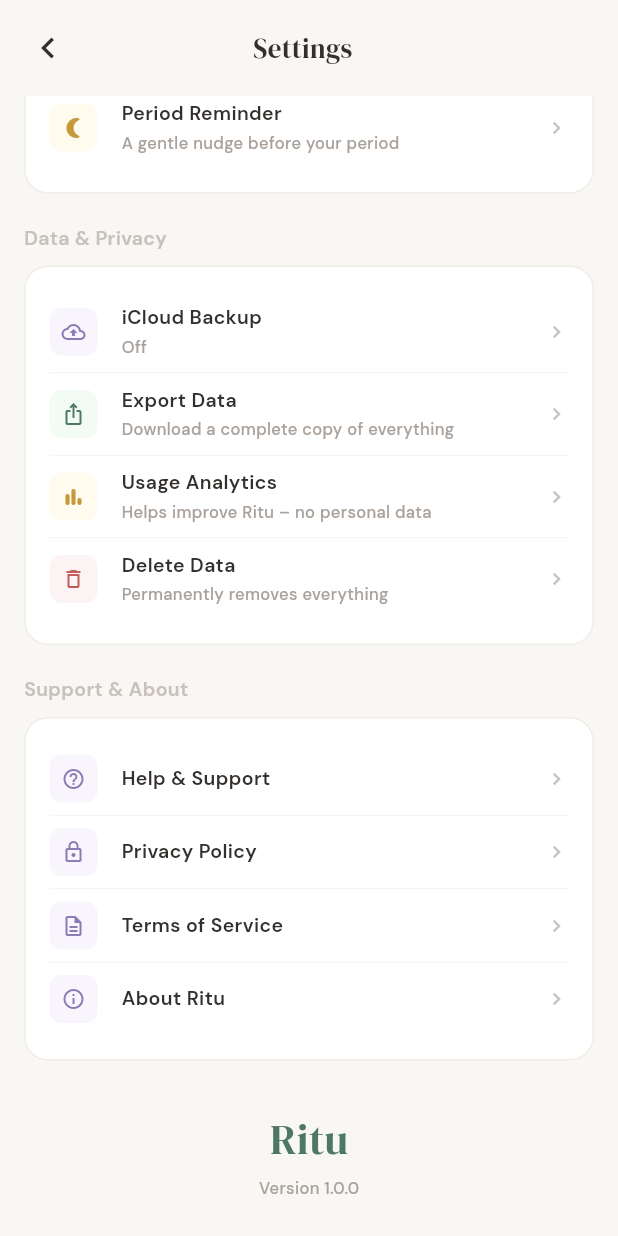
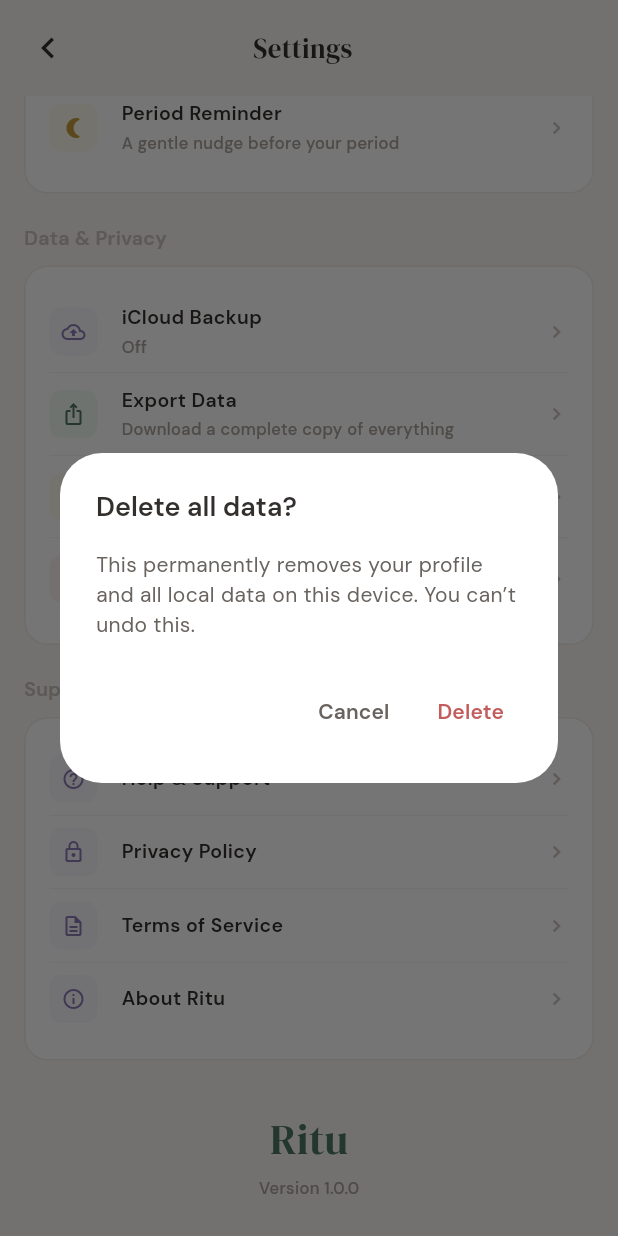
Before and after one commit to ritu-app/ritu, a Flutter app: the SettingsScreen screen opened directly with empty values, scrolled down 576 dp, after a tap on "Delete Data", on a phone screen of 412 x 824 dp. Run offline on Flutter 3.47's test engine with Material 3 defaults, Android fonts, the phone set to English and light mode, and no system bars; our stand-ins replace drift, drift_flutter, google_fonts; accounts and stored records are empty; generated files the repository leaves out were written again.

Commit message:
Save the name while onboarding and ability to delete all the data

```diff
--- /dev/null
+++ b/lib/app/app_scope.dart
@@ -0,0 +1,34 @@
+import 'package:flutter/material.dart';
+
+import '../data/repositories/profile_repository.dart';
+
+/// Provides [ProfileRepository] and app-level actions to the widget tree.
+class AppScope extends InheritedWidget {
+  const AppScope({
+    super.key,
+    required this.profileRepository,
+    required this.restartApp,
+    required super.child,
+  });
+
+  final ProfileRepository profileRepository;
+
+  /// Remounts the root bootstrap (e.g. after wiping local data).
+  final VoidCallback restartApp;
+
+  static AppScope of(BuildContext context) {
+    final scope = context.dependOnInheritedWidgetOfExactType<AppScope>();
+    assert(scope != null, 'AppScope not found in widget tree');
+    return scope!;
+  }
+
+  static ProfileRepository profiles(BuildContext context) {
+    return of(context).profileRepository;
+  }
+
+  @override
+  bool updateShouldNotify(AppScope oldWidget) {
+    return profileRepository != oldWidget.profileRepository ||
+        restartApp != oldWidget.restartApp;
+  }
+}
--- /dev/null
+++ b/lib/app/ritu_app.dart
@@ -0,0 +1,162 @@
+import 'package:flutter/material.dart';
+
+import '../data/local/app_database.dart';
+import '../data/repositories/profile_repository.dart';
+import '../features/home/home_screen.dart';
+import '../features/onboarding/confirmation_screen.dart';
+import '../features/onboarding/name_screen.dart';
+import '../features/setup/last_period_screen.dart';
+import '../features/setup/notification_screen.dart';
+import '../features/setup/past_dates_screen.dart';
+import '../features/splash/splash_screen.dart';
+import '../theme/ritu_theme.dart';
+import 'app_scope.dart';
+
+class RituApp extends StatefulWidget {
+  const RituApp({
+    super.key,
+    required this.profileRepository,
+  });
+
+  final ProfileRepository profileRepository;
+
+  @override
+  State<RituApp> createState() => _RituAppState();
+}
+
+class _RituAppState extends State<RituApp> {
+  Key _bootstrapKey = UniqueKey();
+
+  void _restartApp() {
+    setState(() => _bootstrapKey = UniqueKey());
+  }
+
+  @override
+  Widget build(BuildContext context) {
+    return AppScope(
+      profileRepository: widget.profileRepository,
+      restartApp: _restartApp,
+      child: MaterialApp(
+        key: _bootstrapKey,
+        title: 'Ritu',
+        debugShowCheckedModeBanner: false,
+        theme: buildRituTheme(),
+        home: _AppBootstrap(
+          profileRepository: widget.profileRepository,
+        ),
+      ),
+    );
+  }
+}
+
+class _AppBootstrap extends StatefulWidget {
+  const _AppBootstrap({
+    super.key,
+    required this.profileRepository,
+  });
+
+  final ProfileRepository profileRepository;
+
+  @override
+  State<_AppBootstrap> createState() => _AppBootstrapState();
+}
+
+class _AppBootstrapState extends State<_AppBootstrap> {
+  late final Future<Profile?> _profileFuture =
+      widget.profileRepository.getProfile();
+
+  @override
+  Widget build(BuildContext context) {
+    return FutureBuilder<Profile?>(
+      future: _profileFuture,
+      builder: (context, snapshot) {
+        if (snapshot.connectionState != ConnectionState.done) {
+          return const Scaffold(
+            body: Center(child: CircularProgressIndicator()),
+          );
+        }
+
+        final profile = snapshot.data;
+        if (profile != null && profile.hasCompletedOnboarding) {
+          return HomeScreen(name: profile.displayName);
+        }
+
+        return const _OnboardingFlow();
+      },
+    );
+  }
+}
+
+class _OnboardingFlow extends StatelessWidget {
+  const _OnboardingFlow();
+
+  void _push(BuildContext context, Widget page) {
+    Navigator.of(context).push(
+      MaterialPageRoute<void>(builder: (_) => page),
+    );
+  }
+
+  Future<void> _goHome(BuildContext context, String name) async {
+    await AppScope.profiles(context).markOnboardingCompleted();
+    if (!context.mounted) return;
+    Navigator.of(context).pushAndRemoveUntil(
+      MaterialPageRoute<void>(
+        builder: (_) => HomeScreen(name: name),
+      ),
+      (route) => false,
+    );
+  }
+
+  Widget _pastDates(BuildContext context, String name) {
+    return PastDatesScreen(
+      onContinue: () => _push(context, _notifications(context, name)),
+      onSkip: () => _push(context, _notifications(context, name)),
+    );
+  }
+
+  Widget _notifications(BuildContext context, String name) {
+    return NotificationScreen(
+      onTurnOn: () => _goHome(context, name),
+      onSkip: () => _goHome(context, name),
+    );
+  }
+
+  Widget _lastPeriod(BuildContext context, String name) {
+    return LastPeriodScreen(
+      onContinue: () => _push(context, _pastDates(context, name)),
+      onSkip: () => _push(context, _pastDates(context, name)),
+    );
+  }
+
+  @override
+  Widget build(BuildContext context) {
+    return SplashScreen(
+      onGetStarted: () {
+        _push(
+          context,
+          NameScreen(
+            onContinue: (name) async {
+              await AppScope.profiles(context).upsertDisplayName(name);
+              if (!context.mounted) return;
+              _push(
+                context,
+                ConfirmationScreen(
+                  name: name,
+                  onContinue: () {
+                    _push(context, _lastPeriod(context, name));
+                  },
+                ),
+              );
+            },
+          ),
+        );
+      },
+    );
+  }
+}
+
+/// Builds the app with a fresh or injected database.
+RituApp createRituApp({AppDatabase? database}) {
+  final db = database ?? AppDatabase();
+  return RituApp(profileRepository: ProfileRepository(db));
+}
--- /dev/null
+++ b/lib/data/local/app_database.dart
@@ -0,0 +1,37 @@
+import 'package:drift/drift.dart';
+import 'package:drift/native.dart';
+import 'package:drift_flutter/drift_flutter.dart';
+import 'package:path_provider/path_provider.dart';
+
+import 'tables/profiles.dart';
+
+part 'app_database.g.dart';
+
+@DriftDatabase(tables: [Profiles])
+class AppDatabase extends _$AppDatabase {
+  AppDatabase([QueryExecutor? executor]) : super(executor ?? _openConnection());
+
+  /// In-memory database for widget/unit tests.
+  AppDatabase.memory() : super(NativeDatabase.memory());
+
+  @override
+  int get schemaVersion => 1;
+
+  /// Deletes every row in every table. Safe to call as new tables are added.
+  Future<void> clearAllData() async {
+    await transaction(() async {
+      for (final table in allTables) {
+        await delete(table).go();
+      }
+    });
+  }
+
+  static QueryExecutor _openConnection() {
+    return driftDatabase(
+      name: 'ritu',
+      native: const DriftNativeOptions(
+        databaseDirectory: getApplicationSupportDirectory,
+      ),
+    );
+  }
+}
--- /dev/null
+++ b/lib/data/repositories/profile_repository.dart
@@ -0,0 +1,82 @@
+import 'package:drift/drift.dart';
+
+import '../local/app_database.dart';
+
+class Profile {
+  const Profile({
+    required this.displayName,
+    required this.createdAt,
+    this.onboardingCompletedAt,
+  });
+
+  final String displayName;
+  final DateTime createdAt;
+  final DateTime? onboardingCompletedAt;
+
+  bool get hasCompletedOnboarding => onboardingCompletedAt != null;
+
+  factory Profile.fromRow(ProfileRow row) {
+    return Profile(
+      displayName: row.displayName,
+      createdAt: row.createdAt,
+      onboardingCompletedAt: row.onboardingCompletedAt,
+    );
+  }
+}
+
+class ProfileRepository {
+  ProfileRepository(this._db);
+
+  final AppDatabase _db;
+
+  static const int _singletonId = 1;
+
+  Future<Profile?> getProfile() async {
+    final row = await (_db.select(_db.profiles)
+          ..where((t) => t.id.equals(_singletonId)))
+        .getSingleOrNull();
+    if (row == null) return null;
+    return Profile.fromRow(row);
+  }
+
+  /// Creates or updates the local profile display name.
+  Future<Profile> upsertDisplayName(String displayName) async {
+    final trimmed = displayName.trim();
+    if (trimmed.isEmpty) {
+      throw ArgumentError.value(displayName, 'displayName', 'must not be empty');
+    }
+
+    final existing = await getProfile();
+    final now = DateTime.now();
+
+    await _db.into(_db.profiles).insertOnConflictUpdate(
+          ProfilesCompanion.insert(
+            id: const Value(_singletonId),
+            displayName: trimmed,
+            createdAt: existing?.createdAt ?? now,
+            onboardingCompletedAt: Value(existing?.onboardingCompletedAt),
+          ),
+        );
+
+    return (await getProfile())!;
+  }
+
+  Future<Profile> markOnboardingCompleted() async {
+    final existing = await getProfile();
+    if (existing == null) {
+      throw StateError('Cannot complete onboarding without a profile');
+    }
+
+    await (_db.update(_db.profiles)..where((t) => t.id.equals(_singletonId)))
+        .write(
+      ProfilesCompanion(
+        onboardingCompletedAt: Value(DateTime.now()),
+      ),
+    );
+
+    return (await getProfile())!;
+  }
+
+  /// Wipes all local tables (profile today; more tables later).
+  Future<void> clearAllData() => _db.clearAllData();
+}
--- a/lib/features/settings/settings_screen.dart
+++ b/lib/features/settings/settings_screen.dart
@@ -1,6 +1,7 @@
 import 'package:flutter/material.dart';
 import 'package:google_fonts/google_fonts.dart';
 
+import '../../app/app_scope.dart';
 import '../../theme/ritu_colors.dart';
 
 class SettingsScreen extends StatelessWidget {
@@ -19,6 +20,63 @@
     final trimmed = name.trim();
     if (trimmed.isEmpty) return '?';
     return trimmed.substring(0, 1).toUpperCase();
+  }
+
+  Future<void> _confirmAndDeleteData(BuildContext context) async {
+    final confirmed = await showDialog<bool>(
+      context: context,
+      builder: (dialogContext) {
+        return AlertDialog(
+          backgroundColor: RituColors.fillElevated,
+          title: Text(
+            'Delete all data?',
+            style: GoogleFonts.dmSans(
+              fontSize: 18,
+              fontWeight: FontWeight.w600,
+              color: RituColors.textPrimary,
+            ),
+          ),
+          content: Text(
+            'This permanently removes your profile and all local data on this device. You can’t undo this.',
+            style: GoogleFonts.dmSans(
+              fontSize: 14,
+              fontWeight: FontWeight.w400,
+              height: 20 / 14,
+              color: RituColors.textSecondary,
+            ),
+          ),
+          actions: [
+            TextButton(
+              onPressed: () => Navigator.of(dialogContext).pop(false),
+              child: Text(
+                'Cancel',
+                style: GoogleFonts.dmSans(
+                  fontWeight: FontWeight.w600,
+                  color: RituColors.textSecondary,
+                ),
+              ),
+            ),
+            TextButton(
+              onPressed: () => Navigator.of(dialogContext).pop(true),
+              child: Text(
+                'Delete',
+                style: GoogleFonts.dmSans(
+                  fontWeight: FontWeight.w600,
+                  color: RituColors.iconCritical,
+                ),
+              ),
+            ),
+          ],
+        );
+      },
+    );
+
+    if (confirmed != true || !context.mounted) return;
+
+    final scope = AppScope.of(context);
+    await scope.profileRepository.clearAllData();
+    if (!context.mounted) return;
+    scope.restartApp();
   }
 
   @override
@@ -108,23 +166,23 @@
                   const SizedBox(height: 20),
                   const _SectionLabel('Data & Privacy'),
                   const SizedBox(height: 8),
-                  const _SettingsGroup(
+                  _SettingsGroup(
                     children: [
-                      _SettingsRow(
+                      const _SettingsRow(
                         icon: Icons.cloud_upload_outlined,
                         iconBackground: RituColors.fillInfoSecondary,
                         iconColor: RituColors.iconInfo,
                         title: 'iCloud Backup',
                         subtitle: 'Off',
                       ),
-                      _SettingsRow(
+                      const _SettingsRow(
                         icon: Icons.ios_share_outlined,
                         iconBackground: RituColors.fillPositiveSecondary,
                         iconColor: RituColors.sage600,
                         title: 'Export Data',
                         subtitle: 'Download a complete copy of everything',
                       ),
-                      _SettingsRow(
+                      const _SettingsRow(
                         icon: Icons.bar_chart_rounded,
                         iconBackground: RituColors.fillAttentionSecondary,
                         iconColor: RituColors.iconAttention,
@@ -138,6 +196,7 @@
                         title: 'Delete Data',
                         subtitle: 'Permanently removes everything',
                         showDivider: false,
+                        onTap: () => _confirmAndDeleteData(context),
                       ),
                     ],
                   ),
@@ -352,6 +411,7 @@
     required this.title,
     this.subtitle,
     this.showDivider = true,
+    this.onTap,
   });
 
   final IconData icon;
@@ -360,13 +420,14 @@
   final String title;
   final String? subtitle;
   final bool showDivider;
+  final VoidCallback? onTap;
 
   @override
   Widget build(BuildContext context) {
     return Column(
       children: [
         InkWell(
-          onTap: () {},
+          onTap: onTap,
           borderRadius: BorderRadius.circular(8),
           child: Padding(
             padding: const EdgeInsets.symmetric(vertical: 8),
--- a/pubspec.yaml
+++ b/pubspec.yaml
@@ -35,6 +35,10 @@
   # Use with the CupertinoIcons class for iOS style icons.
   cupertino_icons: ^1.0.8
   google_fonts: ^8.2.0
+  drift: ^2.34.2
+  drift_flutter: ^0.3.1
+  path_provider: ^2.1.6
+  path: ^1.9.1
 
 dev_dependencies:
   flutter_test:
@@ -46,6 +50,8 @@
   # package. See that file for information about deactivating specific lint
   # rules and activating additional ones.
   flutter_lints: ^6.0.0
+  drift_dev: ^2.34.0
+  build_runner: ^2.15.1
 
 # For information on the generic Dart part of this file, see the
 # following page: https://dart.dev/tools/pub/pubspec
```
Also changed, not shown: lib/data/local/tables/profiles.dart (added, +13 -0 lines), lib/main.dart (+5 -84 lines), lib/data/local/app_database.g.dart (added), pubspec.lock, 3 other files.
